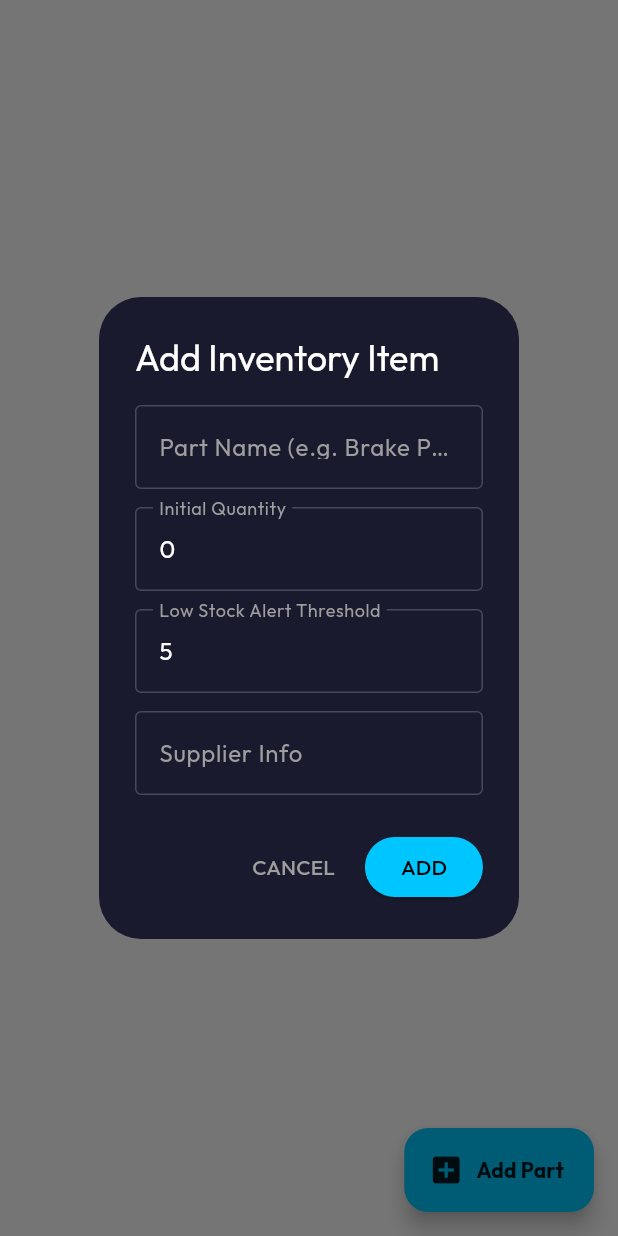
After one commit to Thiva123-ab/Autosync-, a Flutter app: the InventoryPage screen opened directly, after a tap on "Add Part", on a phone screen of 412 x 824 dp. The commit adds this screen. Run offline on Flutter 3.47's test engine with Material 3 defaults, Android fonts, the phone set to English and light mode, and no system bars; drawn by our look-alikes of flutter_animate; our stand-ins replace cloud_firestore, firebase_auth, firebase_core, flutter_riverpod, go_router, google_fonts; accounts and stored records are empty.

Commit message:
feat: add admin inventory management system with model, repository, and UI integration

```diff
--- /dev/null
+++ b/lib/core/models/inventory_item_model.dart
@@ -0,0 +1,36 @@
+class InventoryItemModel {
+  final String id;
+  final String name;
+  final int quantity;
+  final int minThreshold;
+  final String supplierInfo;
+
+  InventoryItemModel({
+    required this.id,
+    required this.name,
+    required this.quantity,
+    required this.minThreshold,
+    required this.supplierInfo,
+  });
+
+  bool get isLowStock => quantity <= minThreshold;
+
+  factory InventoryItemModel.fromMap(String id, Map<String, dynamic> data) {
+    return InventoryItemModel(
+      id: id,
+      name: data['name'] ?? '',
+      quantity: data['quantity']?.toInt() ?? 0,
+      minThreshold: data['minThreshold']?.toInt() ?? 5,
+      supplierInfo: data['supplierInfo'] ?? '',
+    );
+  }
+
+  Map<String, dynamic> toMap() {
+    return {
+      'name': name,
+      'quantity': quantity,
+      'minThreshold': minThreshold,
+      'supplierInfo': supplierInfo,
+    };
+  }
+}
--- a/lib/features/dashboard/admin/presentation/admin_dashboard.dart
+++ b/lib/features/dashboard/admin/presentation/admin_dashboard.dart
@@ -7,6 +7,7 @@ import '../../../../core/presentation/widgets/staff_drawer.dart';
 import '../../../../core/models/job_model.dart';
 import 'job_board_page.dart';
 import 'staff_roster_page.dart';
+import 'inventory_page.dart';
 
 final adminUsersCountProvider = StreamProvider.autoDispose<int>((ref) {
   return FirebaseFirestore.instance.collection('users').snapshots().map((s) => s.docs.length);
@@ -68,6 +69,9 @@ class _AdminDashboardState extends ConsumerState<AdminDashboard> {
       case 2:
         currentBody = const StaffRosterPage();
         break;
+      case 3:
+        currentBody = const InventoryPage();
+        break;
       default:
         currentBody = _buildOverview(ref);
     }
@@ -96,6 +100,7 @@ class _AdminDashboardState extends ConsumerState<AdminDashboard> {
       bottomNavigationBar: BottomNavigationBar(
         currentIndex: _currentIndex,
         onTap: (index) => setState(() => _currentIndex = index),
+        type: BottomNavigationBarType.fixed,
         backgroundColor: const Color(0xFF1A1A2E),
         selectedItemColor: const Color(0xFF00C6FF),
         unselectedItemColor: Colors.grey.shade600,
@@ -103,6 +108,7 @@ class _AdminDashboardState extends ConsumerState<AdminDashboard> {
           BottomNavigationBarItem(icon: Icon(Icons.dashboard), label: 'Overview'),
           BottomNavigationBarItem(icon: Icon(Icons.assignment), label: 'Jobs'),
           BottomNavigationBarItem(icon: Icon(Icons.people), label: 'Staff'),
+          BottomNavigationBarItem(icon: Icon(Icons.inventory_2), label: 'Inventory'),
         ],
       ),
     );
--- /dev/null
+++ b/lib/features/dashboard/admin/presentation/inventory_page.dart
@@ -0,0 +1,237 @@
+import 'package:flutter/material.dart';
+import 'package:flutter_riverpod/flutter_riverpod.dart';
+import 'package:flutter_animate/flutter_animate.dart';
+import 'dart:ui';
+import '../../shared/inventory_repository.dart';
+import '../../../../core/models/inventory_item_model.dart';
+
+final inventoryListProvider = StreamProvider.autoDispose<List<InventoryItemModel>>((ref) {
+  return ref.watch(inventoryRepositoryProvider).getInventoryStream();
+});
+
+class InventoryPage extends ConsumerWidget {
+  const InventoryPage({super.key});
+
+  @override
+  Widget build(BuildContext context, WidgetRef ref) {
+    final inventoryAsync = ref.watch(inventoryListProvider);
+
+    return Scaffold(
+      backgroundColor: Colors.transparent, // Uses parent's gradient
+      floatingActionButton: FloatingActionButton.extended(
+        onPressed: () => _showAddItemDialog(context, ref),
+        backgroundColor: const Color(0xFF00C6FF),
+        foregroundColor: Colors.black87,
+        icon: const Icon(Icons.add_box),
+        label: const Text('Add Part', style: TextStyle(fontWeight: FontWeight.bold)),
+      ),
+      body: inventoryAsync.when(
+        data: (items) {
+          if (items.isEmpty) {
+            return Center(
+              child: Column(
+                mainAxisAlignment: MainAxisAlignment.center,
+                children: [
+                  Icon(Icons.inventory_2_outlined, size: 80, color: Colors.white.withOpacity(0.2)),
+                  const SizedBox(height: 16),
+                  Text('Inventory is empty.', style: TextStyle(color: Colors.grey.shade400, fontSize: 18)),
+                ],
+              ).animate().fade().scale(),
+            );
+          }
+
+          return ListView.builder(
+            padding: const EdgeInsets.all(20.0).copyWith(bottom: 100),
+            itemCount: items.length,
+            itemBuilder: (context, index) {
+              final item = items[index];
+              return _buildInventoryCard(context, ref, item, index);
+            },
+          );
+        },
+        loading: () => const Center(child: CircularProgressIndicator(color: Color(0xFF00C6FF))),
+        error: (error, stack) => Center(child: Text('Error: $error', style: const TextStyle(color: Colors.redAccent))),
+      ),
+    );
+  }
+
+  Widget _buildInventoryCard(BuildContext context, WidgetRef ref, InventoryItemModel item, int index) {
+    final isLow = item.isLowStock;
+    final cardColor = isLow ? Colors.redAccent.withOpacity(0.1) : Colors.white.withOpacity(0.05);
+    final borderColor = isLow ? Colors.redAccent.withOpacity(0.5) : Colors.white.withOpacity(0.12);
+
+    return Container(
+      margin: const EdgeInsets.only(bottom: 16),
+      decoration: BoxDecoration(
+        borderRadius: BorderRadius.circular(20),
+        border: Border.all(color: borderColor),
+        color: cardColor,
+        boxShadow: [BoxShadow(color: Colors.black.withOpacity(0.15), blurRadius: 10, offset: const Offset(0, 4))],
+      ),
+      child: ClipRRect(
+        borderRadius: BorderRadius.circular(20),
+        child: BackdropFilter(
+          filter: ImageFilter.blur(sigmaX: 15, sigmaY: 15),
+          child: Padding(
+            padding: const EdgeInsets.all(20),
+            child: Column(
+              crossAxisAlignment: CrossAxisAlignment.start,
+              children: [
+                Row(
+                  mainAxisAlignment: MainAxisAlignment.spaceBetween,
+                  children: [
+                    Expanded(
+                      child: Text(item.name, style: const TextStyle(fontSize: 18, fontWeight: FontWeight.bold, color: Colors.white)),
+                    ),
+                    if (isLow)
+                      Container(
+                        padding: const EdgeInsets.symmetric(horizontal: 10, vertical: 4),
+                        decoration: BoxDecoration(
+                          color: Colors.redAccent.withOpacity(0.2),
+                          borderRadius: BorderRadius.circular(12),
+                          border: Border.all(color: Colors.redAccent),
+                        ),
+                        child: const Row(
+                          mainAxisSize: MainAxisSize.min,
+                          children: [
+                            Icon(Icons.warning_amber_rounded, color: Colors.redAccent, size: 14),
+                            SizedBox(width: 4),
+                            Text('LOW STOCK', style: TextStyle(color: Colors.redAccent, fontSize: 10, fontWeight: FontWeight.bold)),
+                          ],
+                        ),
+                      ).animate().pulse(duration: 1.seconds, curve: Curves.easeInOut),
+                  ],
+                ),
+                const SizedBox(height: 8),
+                Text('Supplier: ${item.supplierInfo}', style: TextStyle(color: Colors.grey.shade400, fontSize: 14)),
+                const SizedBox(height: 16),
+                Row(
+                  mainAxisAlignment: MainAxisAlignment.spaceBetween,
+                  children: [
+                    Column(
+                      crossAxisAlignment: CrossAxisAlignment.start,
+                      children: [
+                        const Text('IN STOCK', style: TextStyle(color: Colors.grey, fontSize: 10, fontWeight: FontWeight.bold)),
+                        Text(
+                          '${item.quantity}',
+                          style: TextStyle(
+                            fontSize: 28,
+                            fontWeight: FontWeight.bold,
+                            color: isLow ? Colors.redAccent : const Color(0xFF00E676),
+                          ),
+                        ),
+                      ],
+                    ),
+                    Row(
+                      children: [
+                        _buildQtyButton(
+                          icon: Icons.remove,
+                          color: Colors.orangeAccent,
+                          onPressed: () {
+                            if (item.quantity > 0) {
+                              ref.read(inventoryRepositoryProvider).updateQuantity(item.id, item.quantity - 1);
+                            }
+                          },
+                        ),
+                        const SizedBox(width: 12),
+                        _buildQtyButton(
+                          icon: Icons.add,
+                          color: const Color(0xFF00C6FF),
+                          onPressed: () {
+                            ref.read(inventoryRepositoryProvider).updateQuantity(item.id, item.quantity + 1);
+                          },
+                        ),
+                      ],
+                    )
+                  ],
+                ),
+              ],
+            ),
+          ),
+        ),
+      ),
+    ).animate().fade(delay: (50 * index).ms).slideY(begin: 0.1);
+  }
+
+  Widget _buildQtyButton({required IconData icon, required Color color, required VoidCallback onPressed}) {
+    return InkWell(
+      onTap: onPressed,
+      borderRadius: BorderRadius.circular(12),
+      child: Container(
+        padding: const EdgeInsets.all(12),
+        decoration: BoxDecoration(
+          color: color.withOpacity(0.15),
+          border: Border.all(color: color.withOpacity(0.3)),
+          borderRadius: BorderRadius.circular(12),
+        ),
+        child: Icon(icon, color: color, size: 24),
+      ),
+    );
+  }
+
+  void _showAddItemDialog(BuildContext context, WidgetRef ref) {
+    final nameCtrl = TextEditingController();
+    final qtyCtrl = TextEditingController(text: '0');
+    final thresholdCtrl = TextEditingController(text: '5');
+    final supplierCtrl = TextEditingController();
+
+    showDialog(
+      context: context,
+      builder: (ctx) => AlertDialog(
+        backgroundColor: const Color(0xFF1A1A2E),
+        title: const Text('Add Inventory Item', style: TextStyle(color: Colors.white)),
+        content: SingleChildScrollView(
+          child: Column(
+            mainAxisSize: MainAxisSize.min,
+            children: [
+              _buildTextField(nameCtrl, 'Part Name (e.g. Brake Pads)'),
+              const SizedBox(height: 12),
+              _buildTextField(qtyCtrl, 'Initial Quantity', isNumber: true),
+              const SizedBox(height: 12),
+              _buildTextField(thresholdCtrl, 'Low Stock Alert Threshold', isNumber: true),
+              const SizedBox(height: 12),
+              _buildTextField(supplierCtrl, 'Supplier Info'),
+            ],
+          ),
+        ),
+        actions: [
+          TextButton(
+            onPressed: () => Navigator.pop(ctx),
+            child: const Text('CANCEL', style: TextStyle(color: Colors.grey)),
+          ),
+          ElevatedButton(
+            onPressed: () {
+              final item = InventoryItemModel(
+                id: '',
+                name: nameCtrl.text.trim(),
+                quantity: int.tryParse(qtyCtrl.text) ?? 0,
+                minThreshold: int.tryParse(thresholdCtrl.text) ?? 5,
+                supplierInfo: supplierCtrl.text.trim(),
+              );
+              if (item.name.isNotEmpty) {
+                ref.read(inventoryRepositoryProvider).addInventoryItem(item);
+                Navigator.pop(ctx);
+              }
+            },
+            style: ElevatedButton.styleFrom(backgroundColor: const Color(0xFF00C6FF), foregroundColor: Colors.black),
+            child: const Text('ADD'),
+          ),
+        ],
+      ),
+    );
+  }
+
+  Widget _buildTextField(TextEditingController controller, String label, {bool isNumber = false}) {
+    return TextField(
+      controller: controller,
+      keyboardType: isNumber ? TextInputType.number : TextInputType.text,
+      style: const TextStyle(color: Colors.white),
+      decoration: InputDecoration(
+        labelText: label,
+        labelStyle: TextStyle(color: Colors.grey.shade500),
+        enabledBorder: OutlineInputBorder(borderSide: BorderSide(color: Colors.white.withOpacity(0.2))),
+        focusedBorder: const OutlineInputBorder(borderSide: BorderSide(color: Color(0xFF00C6FF))),
+      ),
+    );
+  }
+}
--- /dev/null
+++ b/lib/features/dashboard/shared/inventory_repository.dart
@@ -0,0 +1,35 @@
+import 'package:cloud_firestore/cloud_firestore.dart';
+import 'package:flutter_riverpod/flutter_riverpod.dart';
+import '../../../core/models/inventory_item_model.dart';
+
+final inventoryRepositoryProvider = Provider<InventoryRepository>((ref) {
+  return InventoryRepository(FirebaseFirestore.instance);
+});
+
+class InventoryRepository {
+  final FirebaseFirestore _firestore;
+
+  InventoryRepository(this._firestore);
+
+  Stream<List<InventoryItemModel>> getInventoryStream() {
+    return _firestore
+        .collection('inventory')
+        .orderBy('name')
+        .snapshots()
+        .map((snapshot) => snapshot.docs
+            .map((doc) => InventoryItemModel.fromMap(doc.id, doc.data()))
+            .toList());
+  }
+
+  Future<void> addInventoryItem(InventoryItemModel item) async {
+    await _firestore.collection('inventory').add(item.toMap());
+  }
+
+  Future<void> updateQuantity(String id, int newQuantity) async {
+    await _firestore.collection('inventory').doc(id).update({'quantity': newQuantity});
+  }
+
+  Future<void> deleteItem(String id) async {
+    await _firestore.collection('inventory').doc(id).delete();
+  }
+}
```
